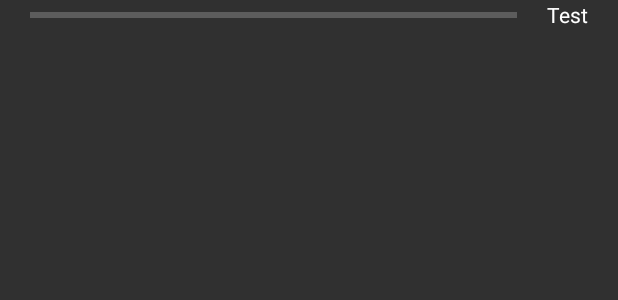
After one commit to RootekStudio/RepeatsJava, an Android app: the layout progress.xml on its own in the app's theme, with its tools: preview values and no code run, on a phone screen of 412 x 824 dp. The commit adds this screen. Shown: the top 300 px of the screen. Run offline under Robolectric (Android 15) with nearby library versions, the phone set to English and light mode, and no system bars.

Commit message:
Changes to UX and bug fixes.

```diff
--- a/app/src/main/java/com/rootekstudio/repeatsandroid/RepeatsHelper.java
+++ b/app/src/main/java/com/rootekstudio/repeatsandroid/RepeatsHelper.java
@@ -1,5 +1,6 @@
 package com.rootekstudio.repeatsandroid;
 
+import android.app.Activity;
 import android.app.AlarmManager;
 import android.app.AlertDialog;
 import android.app.PendingIntent;
@@ -20,6 +21,7 @@ import java.util.List;
 import java.util.Random;
 
 import androidx.appcompat.app.AppCompatDelegate;
+import androidx.core.app.NotificationCompat;
 import androidx.fragment.app.FragmentActivity;
 import androidx.preference.PreferenceManager;
 
@@ -95,7 +97,7 @@ public class RepeatsHelper
         editor.apply();
     }
 
-    static void AskAboutTime(final Context context, final boolean IsSet, final FragmentActivity activity)
+    static void AskAboutTime(final Context context, final boolean IsSet, final Activity activity)
     {
 
         AlertDialog.Builder ALERTbuilder = new AlertDialog.Builder(context);
--- /dev/null
+++ b/app/src/main/res/layout/progress.xml
@@ -0,0 +1,30 @@
+<?xml version="1.0" encoding="utf-8"?>
+<RelativeLayout xmlns:android="http://schemas.android.com/apk/res/android"
+    android:layout_width="match_parent"
+    android:layout_height="match_parent"
+    android:orientation="horizontal">
+    <TextView
+        android:id="@+id/textProgress"
+        android:layout_width="wrap_content"
+        android:layout_height="wrap_content"
+        android:layout_alignParentRight="true"
+        android:layout_alignParentEnd="true"
+        android:layout_marginRight="20dp"
+        android:layout_marginEnd="20dp"
+        android:text="Test" />
+
+    <ProgressBar
+        style="?android:attr/progressBarStyleHorizontal"
+        android:id="@+id/progressBar"
+        android:layout_width="match_parent"
+        android:layout_height="wrap_content"
+        android:layout_toStartOf="@id/textProgress"
+        android:layout_toLeftOf="@id/textProgress"
+        android:layout_alignParentLeft="true"
+        android:layout_alignParentStart="true"
+        android:layout_marginLeft="20dp"
+        android:layout_marginStart="20dp"
+        android:layout_marginRight="20dp"
+        android:layout_marginEnd="20dp"
+        android:layout_marginTop="2dp"/>
+</RelativeLayout>
--- a/app/src/main/res/values/strings.xml
+++ b/app/src/main/res/values/strings.xml
@@ -43,7 +43,7 @@
     <string name="search_hint">Search</string>
     <string name="channelname2">Notifications with answer</string>
     <string name="channeldesc2">This channel is responsible for delivery notification with answer</string>
-    <string name="channelname3">Next Question Notifications</string>
+    <string name="channelname3" translatable="false">Next Question Notifications</string>
     <string name="channeldesc3">This channel is responsible for Next Question feature</string>
     <string name="SendFeedback">Send feedback</string>
     <string name="FeedbackSubject">Feedback about Repeats for Android version</string>
@@ -67,4 +67,7 @@
     <string name="loading">Loading...</string>
     <string name="github">See on GitHub</string>
     <string name="rate">Rate app</string>
+    <string name="savingToDB">Saving set</string>
+    <string name="savingInProgress">Saving set in progress</string>
+    <string name="saved">Saved</string>
 </resources>
```
Also changed, not shown: app/src/main/java/com/rootekstudio/repeatsandroid/EditSetOperations.java (+90 -7 lines), app/src/main/java/com/rootekstudio/repeatsandroid/MainActivity.java (+37 -3 lines), app/src/main/java/com/rootekstudio/repeatsandroid/RepeatsAddEditActivity.java (+69 -40 lines), app/src/main/java/com/rootekstudio/repeatsandroid/ShareButton.java (+48 -2 lines), app/src/main/java/com/rootekstudio/repeatsandroid/ZipSet.java (+7 -1 lines), 1 other file.
